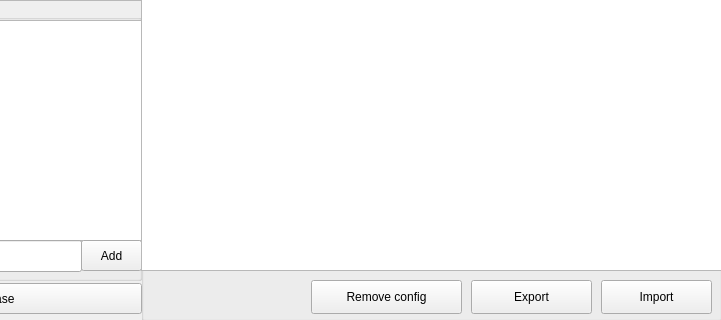
Old version of the form mainwindow.ui in the repository JPETTomography/JPet-HV-GUI-tool; both pictures show x 279 to 1000 and y 380 to 700 of the 1000 by 700 pixel window.
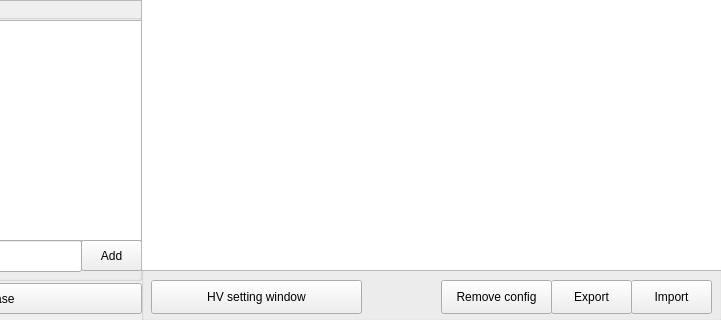
New version of the form.

Commit message: New button created

```diff
--- a/mainwindow.ui
+++ b/mainwindow.ui
@@ -161,9 +161,9 @@
     <widget class="QPushButton" name="pushButton_5">
      <property name="geometry">
       <rect>
-       <x>170</x>
+       <x>300</x>
        <y>660</y>
-       <width>151</width>
+       <width>111</width>
        <height>34</height>
       </rect>
      </property>
@@ -174,9 +174,9 @@
     <widget class="QPushButton" name="pushButton_2">
      <property name="geometry">
       <rect>
-       <x>330</x>
+       <x>410</x>
        <y>660</y>
-       <width>121</width>
+       <width>81</width>
        <height>34</height>
       </rect>
      </property>
@@ -187,9 +187,9 @@
     <widget class="QPushButton" name="pushButton_3">
      <property name="geometry">
       <rect>
-       <x>460</x>
+       <x>490</x>
        <y>660</y>
-       <width>111</width>
+       <width>81</width>
        <height>34</height>
       </rect>
      </property>
@@ -197,6 +197,19 @@
       <string>Import</string>
      </property>
     </widget>
+    <widget class="QPushButton" name="pushButton_6">
+     <property name="geometry">
+      <rect>
+       <x>10</x>
+       <y>660</y>
+       <width>211</width>
+       <height>34</height>
+      </rect>
+     </property>
+     <property name="text">
+      <string>HV setting window</string>
+     </property>
+    </widget>
    </widget>
    <widget class="QPushButton" name="pushButton">
     <property name="geometry">
```
The commit also changes 2 other files.
